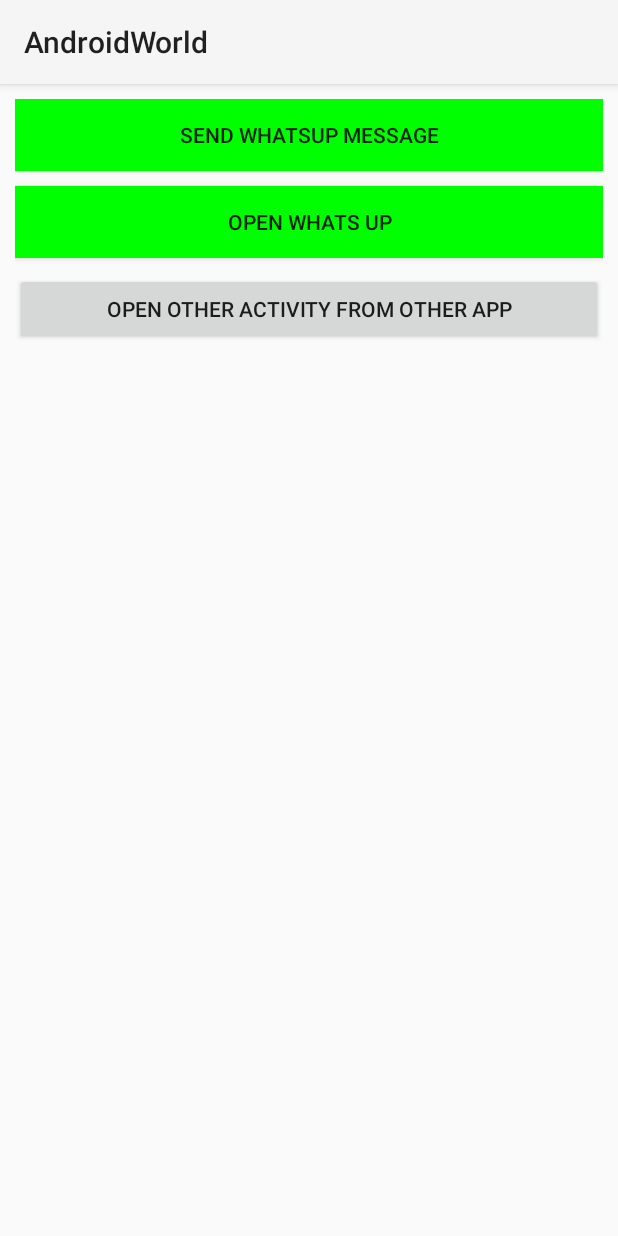
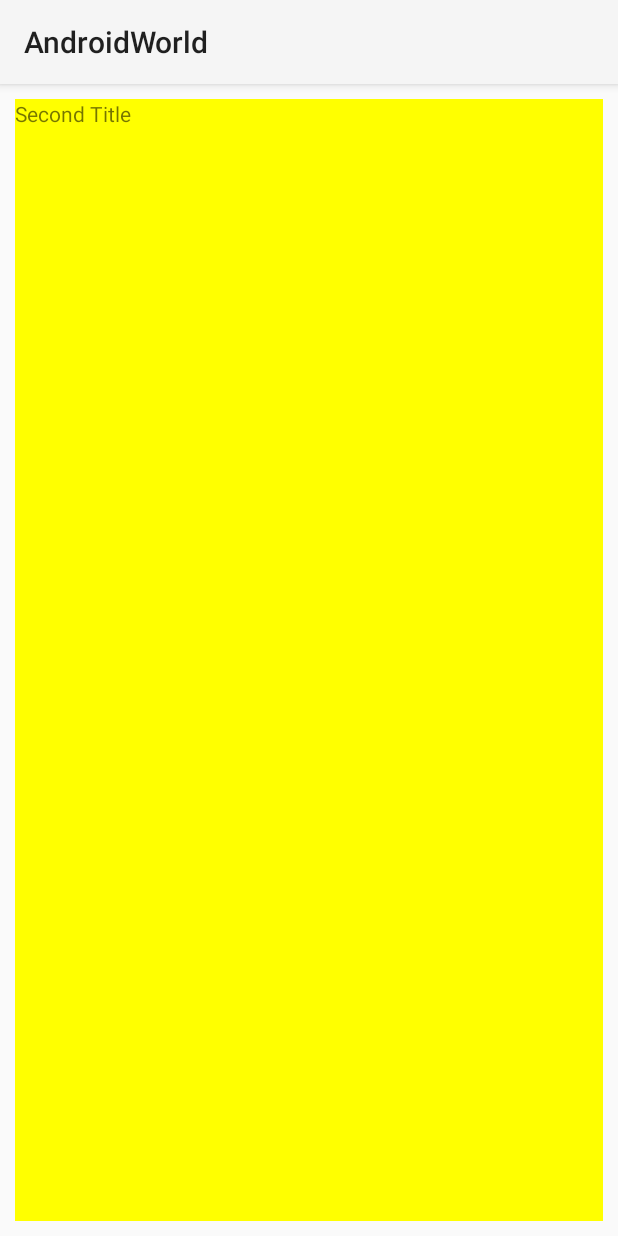
Before and after one commit to spdobest/AndroidWorld, an Android app: the screen it shows after launch (CustomPermissionActivity), on a phone screen of 412 x 824 dp. Run offline under Robolectric (Android 15) with nearby library versions, the phone set to English and light mode, and no system bars.

```diff
--- a/app/build.gradle
+++ b/app/build.gradle
@@ -203,6 +203,7 @@ dependencies {
     implementation "androidx.paging:paging-runtime:$paging_version"
     // For Kotlin use paging-runtime-ktx
     // alternatively - without Android dependencies for testing
+    implementation 'androidx.legacy:legacy-support-v4:1.0.0'
     testImplementation "androidx.paging:paging-common:$paging_version"
     // For Kotlin use paging-common-ktx
     // optional - RxJava support
--- a/app/src/main/AndroidManifest.xml
+++ b/app/src/main/AndroidManifest.xml
@@ -29,9 +29,7 @@
             android:required="true" />
 
     <uses-permission android:name="android.permission.BLUETOOTH_ADMIN" />
-    <uses-sdk
-            android:minSdkVersion="3"
-            android:targetSdkVersion="5" />
+
 
     <uses-permission android:name="android.permission.ACCESS_NETWORK_STATE" />
     <uses-permission android:name="android.permission.INTERNET" />
--- a/app/src/main/java/spm/androidworld/all/CustomPermissionActivity.kt
+++ b/app/src/main/java/spm/androidworld/all/CustomPermissionActivity.kt
@@ -6,7 +6,8 @@ import android.net.Uri
 import android.os.Bundle
 import android.view.View
 import androidx.appcompat.app.AppCompatActivity
-import kotlinx.android.synthetic.main.activity_custom_permission.*
+import spm.androidworld.all.constants.BlankFragment1
+import spm.androidworld.all.constants.BlankFragment2
 
 
 class CustomPermissionActivity : AppCompatActivity(), View.OnClickListener {
@@ -15,13 +16,28 @@ class CustomPermissionActivity : AppCompatActivity(), View.OnClickListener {
         super.onCreate(savedInstanceState)
         setContentView(R.layout.activity_custom_permission)
 
-        btnSendWhatsupMessage.setOnClickListener(this)
+        /* btnSendWhatsupMessage.setOnClickListener(this)
          btnOpenWhatsup.setOnClickListener(this)
-        btnOpenOtherActivity.setOnClickListener(this)
+         btnOpenOtherActivity.setOnClickListener(this)*/
+
+        supportFragmentManager.beginTransaction()
+            .add(R.id.container, BlankFragment1(), "BlankFragment1")
+            .addToBackStack("BlankFragment1")
+            .commit()
+
+        supportFragmentManager.beginTransaction()
+            .add(R.id.container, BlankFragment2(), "BlankFragment2")
+            .addToBackStack("BlankFragment2")
+            .commit()
+
+    }
+
+    override fun onBackPressed() {
+        super.onBackPressed()
     }
 
     override fun onClick(v: View?) {
-        when (v?.id) {
+        /* when (v?.id) {
              R.id.btnSendWhatsupMessage -> {
                  sendWhatsapp("Hello...")
              }
@@ -31,7 +47,7 @@ class CustomPermissionActivity : AppCompatActivity(), View.OnClickListener {
              R.id.btnOpenOtherActivity -> {
                  launchAnotherActivity()
              }
-        }
+         }*/
     }
 
     private fun openFaceWithNumber(num: String) {
--- /dev/null
+++ b/app/src/main/java/spm/androidworld/all/constants/BlankFragment1.kt
@@ -0,0 +1,31 @@
+package spm.androidworld.all.constants
+
+import android.os.Bundle
+import android.view.LayoutInflater
+import android.view.View
+import android.view.ViewGroup
+import androidx.fragment.app.Fragment
+import kotlinx.android.synthetic.main.fragment_blank1.*
+import spm.androidworld.all.R
+
+
+/**
+ * A simple [Fragment] subclass.
+ */
+class BlankFragment1 : Fragment() {
+
+    override fun onCreateView(
+        inflater: LayoutInflater, container: ViewGroup?,
+        savedInstanceState: Bundle?
+    ): View? {
+        // Inflate the layout for this fragment
+        return inflater.inflate(R.layout.fragment_blank1, container, false)
+    }
+
+    override fun onViewCreated(view: View, savedInstanceState: Bundle?) {
+        super.onViewCreated(view, savedInstanceState)
+
+        tvBlankTitle.text = "First Title"
+    }
+
+}
--- /dev/null
+++ b/app/src/main/java/spm/androidworld/all/constants/BlankFragment2.kt
@@ -0,0 +1,31 @@
+package spm.androidworld.all.constants
+
+import android.os.Bundle
+import android.view.LayoutInflater
+import android.view.View
+import android.view.ViewGroup
+import androidx.fragment.app.Fragment
+import kotlinx.android.synthetic.main.fragment_blank1.*
+import spm.androidworld.all.R
+
+
+/**
+ * A simple [Fragment] subclass.
+ */
+class BlankFragment2 : Fragment() {
+
+    override fun onCreateView(
+        inflater: LayoutInflater, container: ViewGroup?,
+        savedInstanceState: Bundle?
+    ): View? {
+        // Inflate the layout for this fragment
+        return inflater.inflate(R.layout.fragment_blank1, container, false)
+    }
+
+    override fun onViewCreated(view: View, savedInstanceState: Bundle?) {
+        super.onViewCreated(view, savedInstanceState)
+
+        tvBlankTitle.text = "Second Title"
+    }
+
+}
--- a/app/src/main/res/layout/activity_custom_permission.xml
+++ b/app/src/main/res/layout/activity_custom_permission.xml
@@ -1,13 +1,18 @@
 <?xml version="1.0" encoding="utf-8"?>
 <androidx.constraintlayout.widget.ConstraintLayout xmlns:android="http://schemas.android.com/apk/res/android"
-        xmlns:app="http://schemas.android.com/apk/res-auto"
         xmlns:tools="http://schemas.android.com/tools"
         android:layout_width="match_parent"
         android:layout_height="match_parent"
         android:padding="@dimen/dimen_10dp"
         tools:context="spm.androidworld.all.CustomPermissionActivity">
 
-    <androidx.appcompat.widget.AppCompatButton
+
+    <FrameLayout
+            android:id="@+id/container"
+            android:layout_width="match_parent"
+            android:layout_height="match_parent" />
+
+    <!-- <androidx.appcompat.widget.AppCompatButton
              android:id="@+id/btnSendWhatsupMessage"
              android:layout_width="match_parent"
              android:layout_height="wrap_content"
@@ -37,5 +42,5 @@
              app:layout_constraintEnd_toEndOf="parent"
              app:layout_constraintStart_toStartOf="parent"
              app:layout_constraintTop_toBottomOf="@+id/btnOpenWhatsup" />
-
+ -->
 </androidx.constraintlayout.widget.ConstraintLayout>
--- /dev/null
+++ b/app/src/main/res/layout/fragment_blank1.xml
@@ -0,0 +1,15 @@
+<FrameLayout xmlns:android="http://schemas.android.com/apk/res/android"
+        xmlns:tools="http://schemas.android.com/tools"
+        android:layout_width="match_parent"
+        android:layout_height="match_parent"
+        android:background="#ff0"
+        tools:context="spm.androidworld.all.constants.BlankFragment1">
+
+    <!-- TODO: Update blank fragment layout -->
+    <TextView
+            android:id="@+id/tvBlankTitle"
+            android:layout_width="match_parent"
+            android:layout_height="match_parent"
+            android:text="Fragment 1" />
+
+</FrameLayout>
```
Also changed, not shown: 1 other file. Lines whose indentation alone changed are shown as unchanged.
